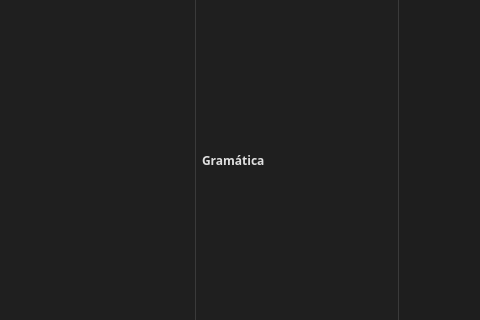
This is lltutorwindow.ui in jose-rZM/SyntaxTutor as Qt 5 draws it before an edit; both pictures show x 193 to 673 and y 176 to 496 of the 856 by 718 pixel window. The edited form follows.
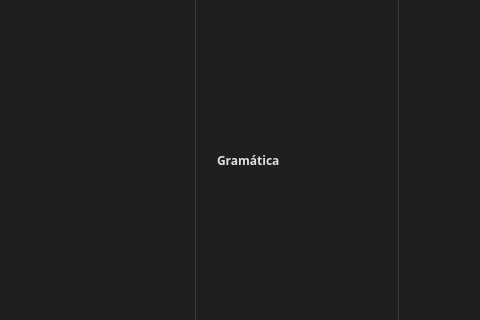
This is the edited form. Icons and pictures are not drawn. Custom widgets are drawn as their Qt base class.

Commit message: change padding of grammar text

The edit to the form file:
```diff
--- a/lltutorwindow.ui
+++ b/lltutorwindow.ui
@@ -183,6 +183,10 @@
           <bold>true</bold>
          </font>
         </property>
+        <property name="styleSheet">
+         <string notr="true">    padding: 12px;
+    border-radius: 6px;</string>
+        </property>
         <property name="text">
          <string>Gramática</string>
         </property>
```
The commit also changes 1 other file.
